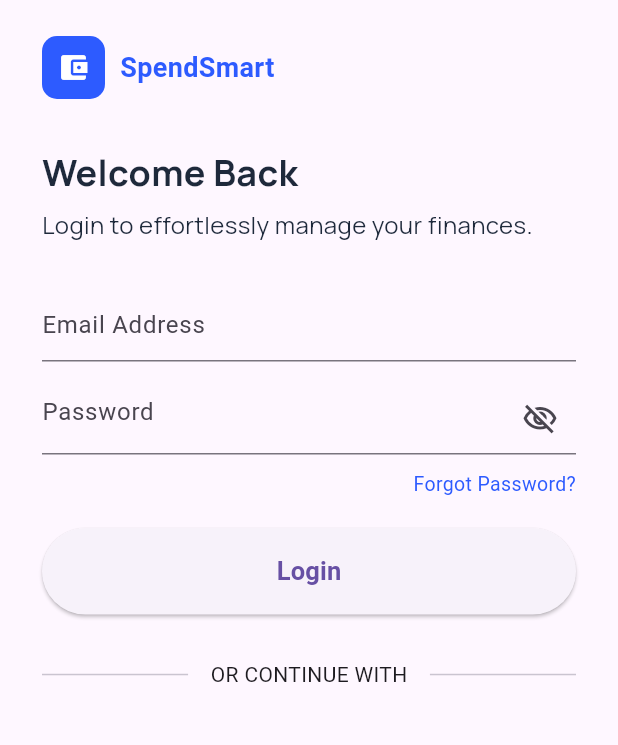
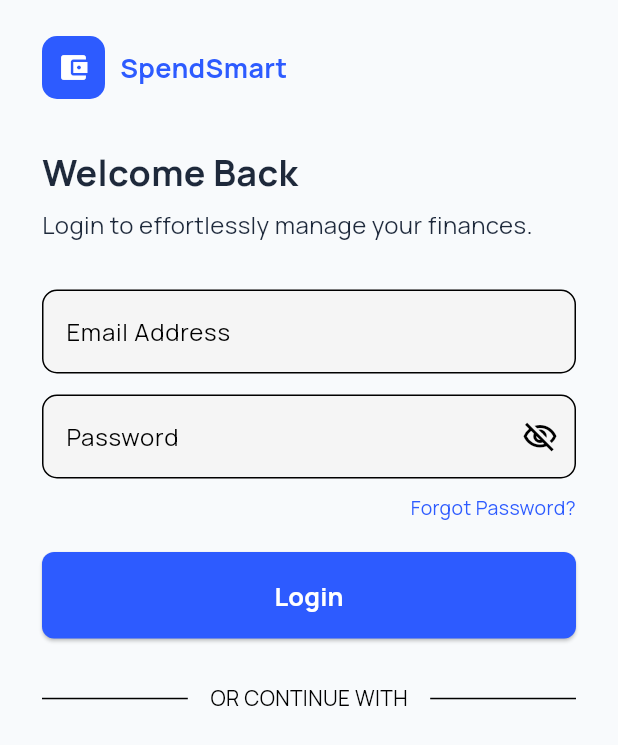
Before and after one commit to bhattaraiprazwall/spendsmart-client, a Flutter app: the screen it shows after launch, on a phone screen of 412 x 824 dp. Shown: the top 745 px of the screen. Run offline on Flutter 3.47's test engine with Material 3 defaults, Android fonts, the phone set to English and light mode, and no system bars.

Commit message:
Worked on login and signup UIs

```diff
--- a/lib/main.dart
+++ b/lib/main.dart
@@ -1,4 +1,5 @@
 import 'package:flutter/material.dart';
+import 'package:spendsmart/core/theme/app_theme.dart';
 import 'package:spendsmart/features/auth/presentation/screens/login_screen.dart';
 
 void main() {
@@ -12,12 +13,9 @@ class MyApp extends StatelessWidget {
   @override
   Widget build(BuildContext context) {
     return MaterialApp(
-      title: 'Flutter Demo',
-      theme: ThemeData(
-        primaryColor:
-        Colors.green
-
-      ),
+      title: 'SpendSmart',
+      debugShowCheckedModeBanner: false,
+      theme: AppTheme.lightTheme,
       home: const LoginScreen(),
     );
   }
--- a/pubspec.yaml
+++ b/pubspec.yaml
@@ -88,6 +88,7 @@ flutter:
         fonts:
           - asset: assets/fonts/Manrope-Regular.ttf
           - asset: assets/fonts/Manrope-Bold.ttf
+            weight: 700
   #
   # For details regarding fonts from package dependencies,
   # see https://flutter.dev/to/font-from-package
```
